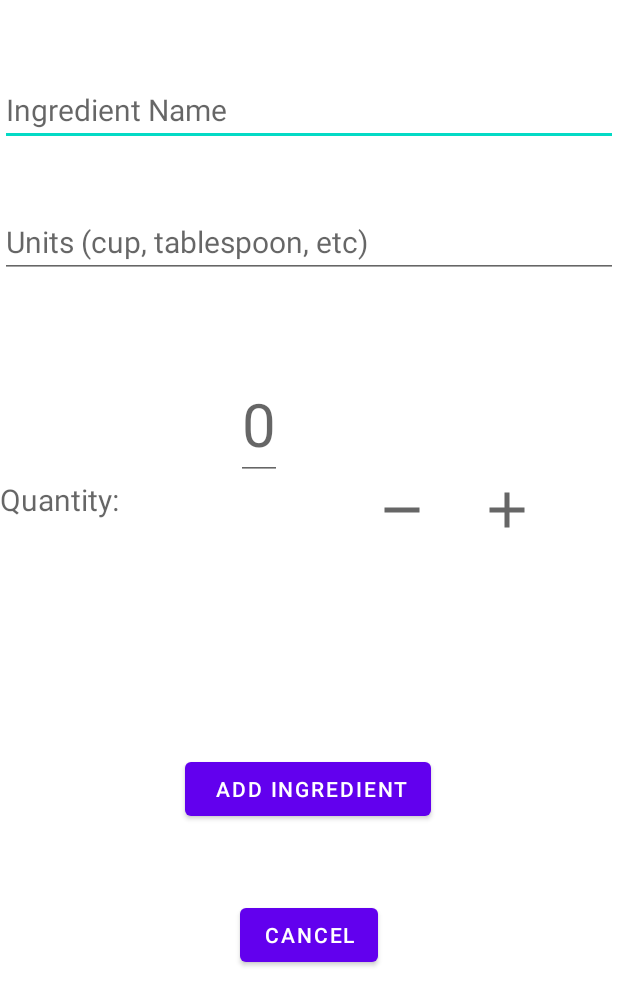
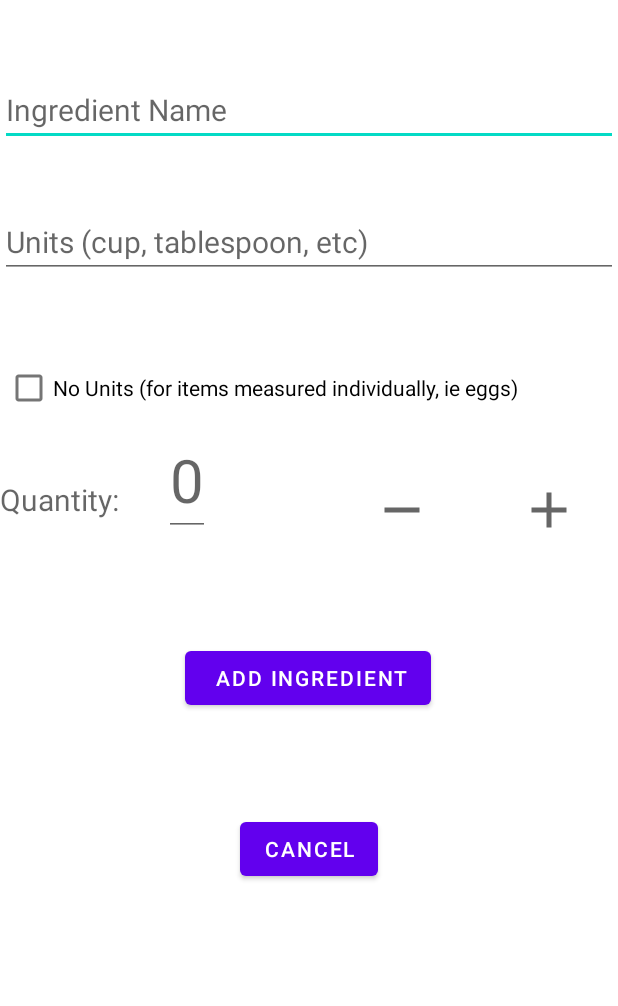
Before and after one commit to SCCapstone/Purplelimited, an Android app: the layout new_ingredient_popup.xml on its own in the app's theme, with its tools: preview values and no code run, on a phone screen of 412 x 824 dp. Shown: the top 1006 px of the screen. Run offline under Robolectric (Android 15) with nearby library versions, the phone set to English and light mode, and no system bars.

Commit message:
Added 'no units' option to new ingredient dialogue. Fixes #70

```diff
--- a/app/src/main/java/edu/sc/purplelimited/classes/Ingredient.java
+++ b/app/src/main/java/edu/sc/purplelimited/classes/Ingredient.java
@@ -14,7 +14,11 @@ public class Ingredient {
 
   public Ingredient(String ingredientName, String units, int quantity, String id) {
     this.ingredientName = ingredientName;
-    this.units = units;
+    if (!units.endsWith("s")) {
+      this.units = units;
+    } else {
+      this.units = units.substring(0, units.length()-1);
+    }
     this.quantity = quantity;
     this.id = id;
   }
--- a/app/src/main/java/edu/sc/purplelimited/ui/on_hand_ingredients/OnHandIngredientsFragment.java
+++ b/app/src/main/java/edu/sc/purplelimited/ui/on_hand_ingredients/OnHandIngredientsFragment.java
@@ -6,6 +6,7 @@ import android.view.LayoutInflater;
 import android.view.View;
 import android.view.ViewGroup;
 import android.widget.Button;
+import android.widget.CheckBox;
 import android.widget.EditText;
 import android.widget.ImageView;
 import android.widget.ListView;
@@ -131,11 +132,13 @@ public class OnHandIngredientsFragment extends Fragment {
         newIngredientQuantity = (EditText) view.findViewById(R.id.current_quantity);
         newIngredientUnits = (EditText) view.findViewById(R.id.new_ingredient_units);
 
+
         // Clickable
         ImageView increaseQuantity = (ImageView) view.findViewById(R.id.increase_quantity_popup);
         ImageView decreaseQuantity = (ImageView) view.findViewById(R.id.decrease_quantity_popup);
         Button addIngredientButton = (Button) view.findViewById(R.id.add_new_ingredient);
         Button cancelButton = (Button) view.findViewById(R.id.cancel_new_ingredient);
+        CheckBox noUnits = (CheckBox) view.findViewById(R.id.no_units_checkbox);
 
         // PopupDialog
         popupBuilder.setView(view);
@@ -165,6 +168,9 @@ public class OnHandIngredientsFragment extends Fragment {
                 String ingUnits = newIngredientUnits.getText().toString();
                 int ingQuantity = currentQuantity;
 
+                if (noUnits.isChecked()) {
+                    ingUnits = "none";
+                }
                 Boolean emptyName = (ingName.equals(""));
                 Boolean emptyUnits = (ingUnits.equals(""));
                 Boolean emptyQuantity = (ingQuantity == 0);
--- a/app/src/main/res/layout/new_ingredient_popup.xml
+++ b/app/src/main/res/layout/new_ingredient_popup.xml
@@ -56,17 +56,17 @@
         android:textSize="40dp"
         app:layout_constraintBottom_toBottomOf="parent"
         app:layout_constraintEnd_toEndOf="parent"
-        app:layout_constraintHorizontal_bias="0.258"
+        app:layout_constraintHorizontal_bias="0.099"
         app:layout_constraintStart_toEndOf="@+id/enter_quantity_text"
         app:layout_constraintTop_toBottomOf="@+id/new_ingredient_units"
-        app:layout_constraintVertical_bias="0.073" />
+        app:layout_constraintVertical_bias="0.142" />
 
     <ImageView
         android:id="@+id/decrease_quantity_popup"
         android:layout_width="40dp"
         android:layout_height="40dp"
         android:layout_centerVertical="true"
-        android:layout_marginStart="60dp"
+        android:layout_marginStart="108dp"
         android:layout_marginTop="35dp"
         android:layout_toLeftOf="@+id/increase_quantity_popup"
         android:src="@drawable/decrease_quantity"
@@ -85,7 +85,7 @@
         android:src="@drawable/increase_quantity"
         app:layout_constraintBottom_toBottomOf="parent"
         app:layout_constraintEnd_toEndOf="parent"
-        app:layout_constraintHorizontal_bias="0.361"
+        app:layout_constraintHorizontal_bias="0.687"
         app:layout_constraintStart_toEndOf="@+id/decrease_quantity_popup"
         app:layout_constraintTop_toBottomOf="@+id/new_ingredient_units"
         app:layout_constraintVertical_bias="0.176"
@@ -103,7 +103,7 @@
         app:layout_constraintHorizontal_bias="0.497"
         app:layout_constraintStart_toStartOf="parent"
         app:layout_constraintTop_toBottomOf="@+id/enter_quantity_text"
-        app:layout_constraintVertical_bias="0.296" />
+        app:layout_constraintVertical_bias="0.107" />
 
     <Button
         android:id="@+id/cancel_new_ingredient"
@@ -116,5 +116,18 @@
         app:layout_constraintTop_toBottomOf="@+id/add_new_ingredient"
         app:layout_constraintVertical_bias="0.219" />
 
+    <CheckBox
+        android:id="@+id/no_units_checkbox"
+        android:layout_width="wrap_content"
+        android:layout_height="wrap_content"
+        android:text="No Units (for items measured individually, ie eggs)"
+        app:layout_constraintBottom_toTopOf="@+id/current_quantity"
+        app:layout_constraintEnd_toEndOf="parent"
+        app:layout_constraintHorizontal_bias="0.049"
+        app:layout_constraintLeft_toRightOf="parent"
+        app:layout_constraintStart_toStartOf="parent"
+        app:layout_constraintTop_toBottomOf="@+id/new_ingredient_units"
+        app:layout_constraintVertical_bias="1.0" />
+
 
 </androidx.constraintlayout.widget.ConstraintLayout>
```
